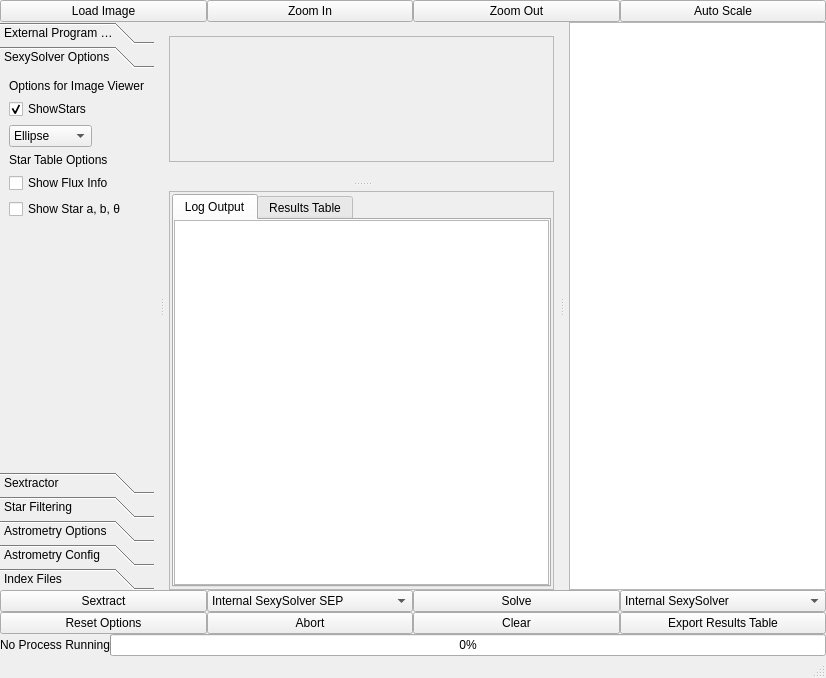
Old version of the form mainwindow.ui in the repository rlancaste/stellarsolver.
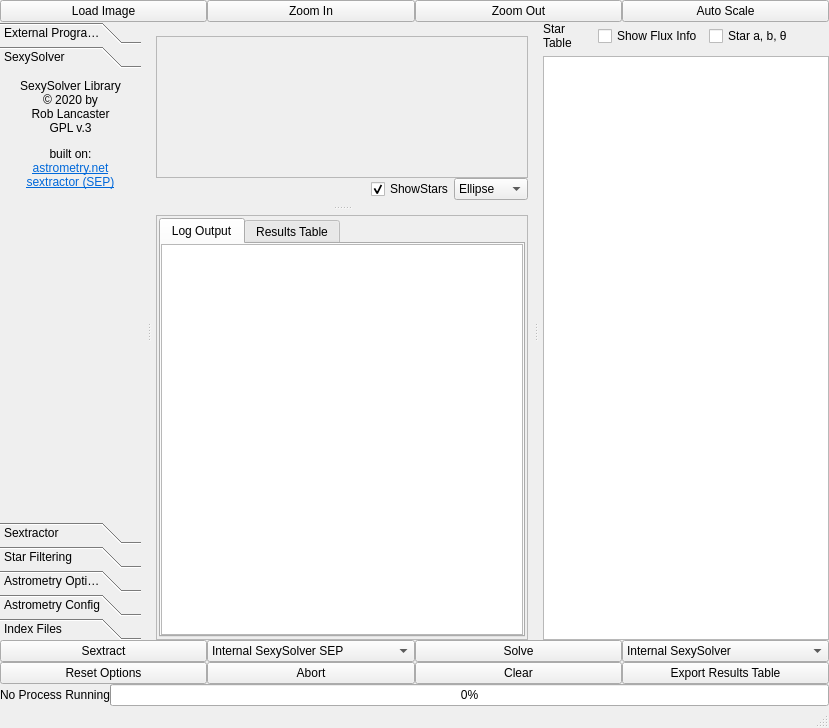
New version of the form. Icons and pictures are not drawn. Custom widgets are drawn as their Qt base class.

The edit to the form file:
```diff
--- a/mainwindow.ui
+++ b/mainwindow.ui
@@ -6,8 +6,8 @@
    <rect>
     <x>0</x>
     <y>0</y>
-    <width>826</width>
-    <height>678</height>
+    <width>829</width>
+    <height>728</height>
    </rect>
   </property>
   <property name="font">
@@ -278,71 +278,28 @@
          <rect>
           <x>0</x>
           <y>0</y>
-          <width>157</width>
-          <height>258</height>
+          <width>149</width>
+          <height>295</height>
          </rect>
         </property>
         <attribute name="label">
-         <string>SexySolver Options</string>
+         <string>SexySolver</string>
         </attribute>
         <layout class="QGridLayout" name="gridLayout_10">
-         <item row="0" column="0" colspan="2">
-          <widget class="QLabel" name="label_49">
-           <property name="sizePolicy">
-            <sizepolicy hsizetype="Preferred" vsizetype="Preferred">
-             <horstretch>0</horstretch>
-             <verstretch>0</verstretch>
-            </sizepolicy>
-           </property>
+         <item row="1" column="1">
+          <widget class="QLabel" name="label_47">
            <property name="text">
-            <string>Options for Image Viewer</string>
+            <string>&lt;html&gt;&lt;head/&gt;&lt;body&gt;&lt;p align=&quot;center&quot;&gt;&lt;img src=&quot;:/SexySolverIcon.png&quot; width=&quot;125&quot;/&gt;&lt;/p&gt;&lt;p align=&quot;center&quot;&gt;SexySolver Library&lt;br/&gt;© 2020 by &lt;br/&gt;Rob Lancaster&lt;br/&gt;GPL v.3&lt;/p&gt;&lt;p align=&quot;center&quot;&gt;built on:&lt;br/&gt;&lt;a href=&quot;http://astrometry.net/doc/readme.html&quot;&gt;&lt;span style=&quot; text-decoration: underline; color:#0068da;&quot;&gt;astrometry.net&lt;/span&gt;&lt;/a&gt;&lt;br/&gt;&lt;a href=&quot;https://sep.readthedocs.io/en/v1.0.x/&quot;&gt;&lt;span style=&quot; text-decoration: underline; color:#0068da;&quot;&gt;sextractor (SEP)&lt;/span&gt;&lt;/a&gt;&lt;/p&gt;&lt;/body&gt;&lt;/html&gt;</string>
            </property>
            <property name="wordWrap">
             <bool>true</bool>
            </property>
-          </widget>
-         </item>
-         <item row="4" column="0" colspan="2">
-          <widget class="QLabel" name="label_50">
-           <property name="sizePolicy">
-            <sizepolicy hsizetype="Preferred" vsizetype="Preferred">
-             <horstretch>0</horstretch>
-             <verstretch>0</verstretch>
-            </sizepolicy>
-           </property>
-           <property name="text">
-            <string>Star Table Options</string>
-           </property>
-           <property name="wordWrap">
+           <property name="openExternalLinks">
             <bool>true</bool>
            </property>
           </widget>
          </item>
-         <item row="2" column="0">
-          <widget class="QComboBox" name="starOptions">
-           <item>
-            <property name="text">
-             <string>Ellipse</string>
-            </property>
-           </item>
-           <item>
-            <property name="text">
-             <string>Circle</string>
-            </property>
-           </item>
-           <item>
-            <property name="text">
-             <string>HFD</string>
-            </property>
-           </item>
-           <item>
-            <property name="text">
-             <string>2 x HFD</string>
-            </property>
-           </item>
-          </widget>
-         </item>
-         <item row="14" column="0">
+         <item row="2" column="1">
           <spacer name="verticalSpacer">
            <property name="orientation">
             <enum>Qt::Vertical</enum>
@@ -355,36 +312,6 @@
            </property>
           </spacer>
          </item>
-         <item row="5" column="0" colspan="2">
-          <widget class="QCheckBox" name="showFluxInfo">
-           <property name="text">
-            <string>Show Flux Info</string>
-           </property>
-           <property name="checked">
-            <bool>false</bool>
-           </property>
-          </widget>
-         </item>
-         <item row="6" column="0" colspan="2">
-          <widget class="QCheckBox" name="showStarShapeInfo">
-           <property name="text">
-            <string>Show Star a, b, θ</string>
-           </property>
-           <property name="checked">
-            <bool>false</bool>
-           </property>
-          </widget>
-         </item>
-         <item row="1" column="0">
-          <widget class="QCheckBox" name="showStars">
-           <property name="text">
-            <string>ShowStars</string>
-           </property>
-           <property name="checked">
-            <bool>true</bool>
-           </property>
-          </widget>
-         </item>
         </layout>
        </widget>
        <widget class="QWidget" name="Sextractor">
@@ -1248,8 +1175,8 @@
              <rect>
               <x>0</x>
               <y>0</y>
-              <width>387</width>
-              <height>87</height>
+              <width>361</width>
+              <height>89</height>
              </rect>
             </property>
             <layout class="QGridLayout" name="gridLayout_2">
@@ -1289,14 +1216,86 @@
           </widget>
          </item>
          <item>
-          <widget class="QLabel" name="mouseInfo">
-           <property name="text">
-            <string/>
+          <layout class="QHBoxLayout" name="horizontalLayout_8">
+           <property name="spacing">
+            <number>0</number>
            </property>
-           <property name="wordWrap">
-            <bool>true</bool>
+           <property name="topMargin">
+            <number>0</number>
            </property>
-          </widget>
+           <item>
+            <widget class="QLabel" name="mouseInfo">
+             <property name="sizePolicy">
+              <sizepolicy hsizetype="Expanding" vsizetype="Preferred">
+               <horstretch>0</horstretch>
+               <verstretch>0</verstretch>
+              </sizepolicy>
+             </property>
+             <property name="maximumSize">
+              <size>
+               <width>16777215</width>
+               <height>15</height>
+              </size>
+             </property>
+             <property name="text">
+              <string/>
+             </property>
+             <property name="wordWrap">
+              <bool>false</bool>
+             </property>
+            </widget>
+           </item>
+           <item>
+            <spacer name="horizontalSpacer_2">
+             <property name="orientation">
+              <enum>Qt::Horizontal</enum>
+             </property>
+             <property name="sizeType">
+              <enum>QSizePolicy::MinimumExpanding</enum>
+             </property>
+             <property name="sizeHint" stdset="0">
+              <size>
+               <width>40</width>
+               <height>20</height>
+              </size>
+             </property>
+            </spacer>
+           </item>
+           <item>
+            <widget class="QCheckBox" name="showStars">
+             <property name="text">
+              <string>ShowStars</string>
+             </property>
+             <property name="checked">
+              <bool>true</bool>
+             </property>
+            </widget>
+           </item>
+           <item>
+            <widget class="QComboBox" name="starOptions">
+             <item>
+              <property name="text">
+               <string>Ellipse</string>
+              </property>
+             </item>
+             <item>
+              <property name="text">
+               <string>Circle</string>
+              </property>
+             </item>
+             <item>
+              <property name="text">
+               <string>HFD</string>
+              </property>
+             </item>
+             <item>
+              <property name="text">
+               <string>2 x HFD</string>
+              </property>
+             </item>
+            </widget>
+           </item>
+          </layout>
          </item>
         </layout>
        </widget>
@@ -1309,8 +1308,8 @@
           <rect>
            <x>0</x>
            <y>0</y>
-           <width>389</width>
-           <height>300</height>
+           <width>363</width>
+           <height>298</height>
           </rect>
          </property>
          <property name="sizePolicy">
@@ -1444,13 +1443,68 @@
         </widget>
        </widget>
       </widget>
-      <widget class="QTableWidget" name="starTable">
-       <property name="editTriggers">
-        <set>QAbstractItemView::NoEditTriggers</set>
-       </property>
-       <property name="dragDropOverwriteMode">
-        <bool>false</bool>
-       </property>
+      <widget class="QWidget" name="verticalLayoutWidget_2">
+       <layout class="QVBoxLayout" name="verticalLayout_3">
+        <item>
+         <layout class="QHBoxLayout" name="horizontalLayout_7">
+          <property name="topMargin">
+           <number>0</number>
+          </property>
+          <item>
+           <widget class="QLabel" name="label_50">
+            <property name="sizePolicy">
+             <sizepolicy hsizetype="Preferred" vsizetype="Preferred">
+              <horstretch>0</horstretch>
+              <verstretch>0</verstretch>
+             </sizepolicy>
+            </property>
+            <property name="text">
+             <string>Star Table</string>
+            </property>
+            <property name="wordWrap">
+             <bool>true</bool>
+            </property>
+           </widget>
+          </item>
+          <item>
+           <widget class="QCheckBox" name="showFluxInfo">
+            <property name="text">
+             <string>Show Flux Info</string>
+            </property>
+            <property name="checked">
+             <bool>false</bool>
+            </property>
+           </widget>
+          </item>
+          <item>
+           <widget class="QCheckBox" name="showStarShapeInfo">
+            <property name="text">
+             <string>Star a, b, θ</string>
+            </property>
+            <property name="checked">
+             <bool>false</bool>
+            </property>
+           </widget>
+          </item>
+          <item>
+           <spacer name="horizontalSpacer_3">
+            <property name="orientation">
+             <enum>Qt::Horizontal</enum>
+            </property>
+            <property name="sizeHint" stdset="0">
+             <size>
+              <width>40</width>
+              <height>20</height>
+             </size>
+            </property>
+           </spacer>
+          </item>
+         </layout>
+        </item>
+        <item>
+         <widget class="QTableWidget" name="starTable"/>
+        </item>
+       </layout>
       </widget>
      </widget>
     </item>
```
Left out of the diff: 22 changed lines with no effect on the pictures.
